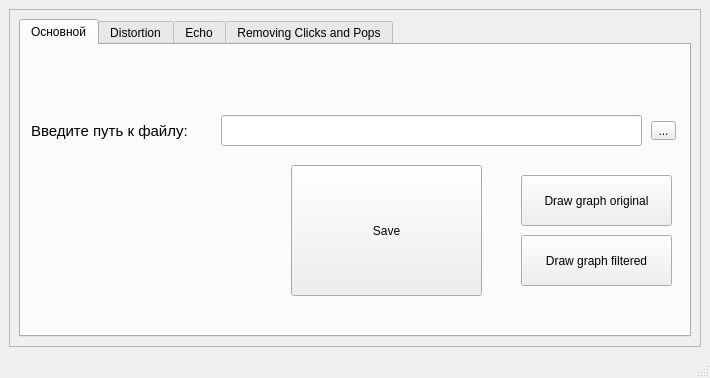
The window that ui/mainForm.ui (Andrew-Garanin/AudioDigitalFiltering) describes before a commit, drawn with Qt 5.
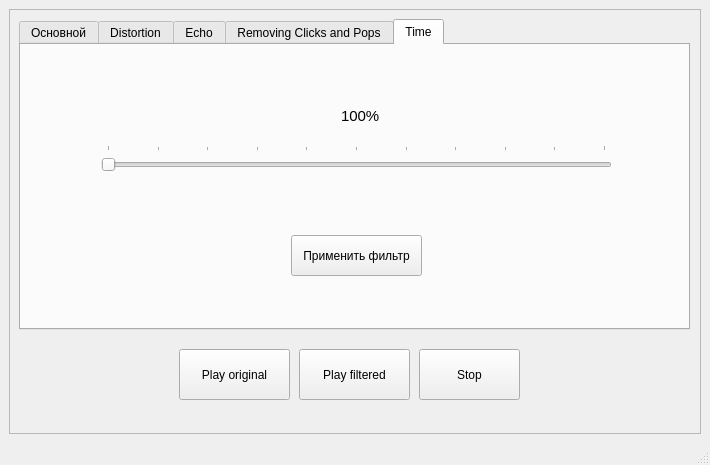
The same window after the commit. The open tabs and pages were chosen to show the change.

Commit message:
Time filter (#5)
* added page for time and manage  a link to all comp

* Change time filter for work on params

* update view

* renamed a comment sections

* renamed a func to Mover

* renamed a var for length

Patch:
```diff
--- a/ui/mainForm.ui
+++ b/ui/mainForm.ui
@@ -7,7 +7,7 @@
     <x>0</x>
     <y>0</y>
     <width>710</width>
-    <height>378</height>
+    <height>465</height>
    </rect>
   </property>
   <property name="windowTitle">
@@ -23,9 +23,15 @@
       <property name="frameShadow">
        <enum>QFrame::Raised</enum>
       </property>
-      <layout class="QGridLayout" name="gridLayout">
-       <item row="0" column="1">
         <widget class="QTabWidget" name="tabWidget">
+       <property name="geometry">
+        <rect>
+         <x>10</x>
+         <y>10</y>
+         <width>671</width>
+         <height>311</height>
+        </rect>
+       </property>
          <property name="currentIndex">
           <number>3</number>
          </property>
@@ -427,51 +433,6 @@
             <string>Применить фильтр</string>
            </property>
           </widget>
-          <widget class="QPushButton" name="buttonPlayFilteredSound">
-           <property name="geometry">
-            <rect>
-             <x>130</x>
-             <y>200</y>
-             <width>111</width>
-             <height>51</height>
-            </rect>
-           </property>
-           <property name="contextMenuPolicy">
-            <enum>Qt::DefaultContextMenu</enum>
-           </property>
-           <property name="text">
-            <string>Play filtered</string>
-           </property>
-          </widget>
-          <widget class="QPushButton" name="buttonStop">
-           <property name="geometry">
-            <rect>
-             <x>250</x>
-             <y>200</y>
-             <width>101</width>
-             <height>51</height>
-            </rect>
-           </property>
-           <property name="text">
-            <string>Stop</string>
-           </property>
-          </widget>
-          <widget class="QPushButton" name="buttonPlayOriginalSound">
-           <property name="geometry">
-            <rect>
-             <x>10</x>
-             <y>200</y>
-             <width>111</width>
-             <height>51</height>
-            </rect>
-           </property>
-           <property name="contextMenuPolicy">
-            <enum>Qt::DefaultContextMenu</enum>
-           </property>
-           <property name="text">
-            <string>Play original</string>
-           </property>
-          </widget>
           <widget class="QDial" name="delayTimeWheel">
            <property name="geometry">
             <rect>
@@ -647,9 +608,116 @@
            </property>
           </widget>
          </widget>
+       <widget class="QWidget" name="tab_5">
+        <attribute name="title">
+         <string>Time</string>
+        </attribute>
+        <widget class="QSlider" name="timeSlider">
+         <property name="geometry">
+          <rect>
+           <x>80</x>
+           <y>100</y>
+           <width>511</width>
+           <height>31</height>
+          </rect>
+         </property>
+         <property name="maximum">
+          <number>300</number>
+         </property>
+         <property name="singleStep">
+          <number>1</number>
+         </property>
+         <property name="pageStep">
+          <number>30</number>
+         </property>
+         <property name="orientation">
+          <enum>Qt::Horizontal</enum>
+         </property>
+         <property name="tickPosition">
+          <enum>QSlider::TicksAbove</enum>
+         </property>
         </widget>
-       </item>
-      </layout>
+        <widget class="QPushButton" name="buttonFilterTime">
+         <property name="geometry">
+          <rect>
+           <x>270</x>
+           <y>190</y>
+           <width>131</width>
+           <height>41</height>
+          </rect>
+         </property>
+         <property name="text">
+          <string>Применить фильтр</string>
+         </property>
+        </widget>
+        <widget class="QLabel" name="timeLabelValue">
+         <property name="geometry">
+          <rect>
+           <x>320</x>
+           <y>60</y>
+           <width>71</width>
+           <height>21</height>
+          </rect>
+         </property>
+         <property name="font">
+          <font>
+           <pointsize>11</pointsize>
+          </font>
+         </property>
+         <property name="text">
+          <string>100%</string>
+         </property>
+         <property name="textFormat">
+          <enum>Qt::AutoText</enum>
+         </property>
+        </widget>
+       </widget>
+      </widget>
+      <widget class="QPushButton" name="buttonPlayFilteredSound">
+       <property name="geometry">
+        <rect>
+         <x>290</x>
+         <y>340</y>
+         <width>111</width>
+         <height>51</height>
+        </rect>
+       </property>
+       <property name="contextMenuPolicy">
+        <enum>Qt::DefaultContextMenu</enum>
+       </property>
+       <property name="text">
+        <string>Play filtered</string>
+       </property>
+      </widget>
+      <widget class="QPushButton" name="buttonPlayOriginalSound">
+       <property name="geometry">
+        <rect>
+         <x>170</x>
+         <y>340</y>
+         <width>111</width>
+         <height>51</height>
+        </rect>
+       </property>
+       <property name="contextMenuPolicy">
+        <enum>Qt::DefaultContextMenu</enum>
+       </property>
+       <property name="text">
+        <string>Play original</string>
+       </property>
+      </widget>
+      <widget class="QPushButton" name="buttonStop">
+       <property name="geometry">
+        <rect>
+         <x>410</x>
+         <y>340</y>
+         <width>101</width>
+         <height>51</height>
+        </rect>
+       </property>
+       <property name="text">
+        <string>Stop</string>
+       </property>
+      </widget>
      </widget>
     </item>
    </layout>
```
Left out of the diff: 2 changed lines with no effect on the pictures. Lines whose indentation alone changed are shown as unchanged. The commit also changes 3 other files.
